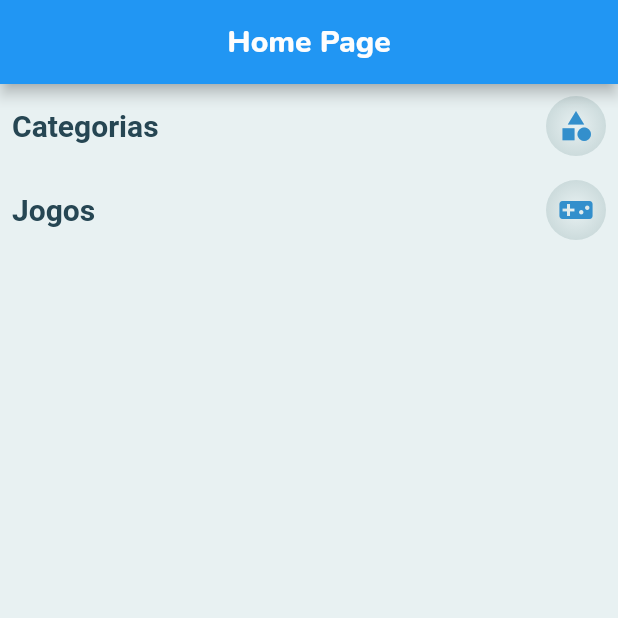
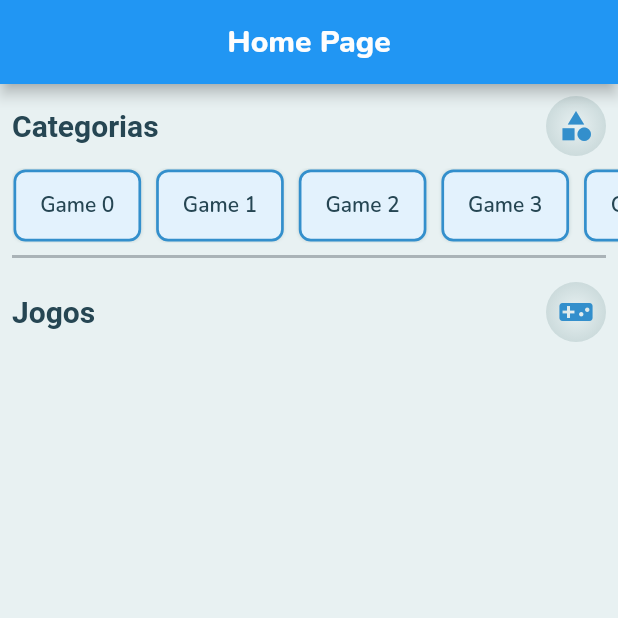
Before and after one commit to felipecastrosales/game, a Flutter app: the screen it shows after launch, on a phone screen of 412 x 824 dp, the top half of it. Run offline on Flutter 3.47's test engine with Material 2 defaults, Android fonts, the light colour scheme and no system bars; our stand-ins replace google_fonts.

Commit message:
creating CategoryTile and CustomDivider widgets

```diff
--- a/lib/app/core/colors/app_colors.dart
+++ b/lib/app/core/colors/app_colors.dart
@@ -2,7 +2,7 @@ import 'package:flutter/material.dart';
 
 class AppColors {
   static const primary = Color(0xff338fcc);
-  static const primaryLight = Color(0xffcaf0f8);
+  static const primaryLight = Color(0xffe3f2fd);
   static const secondary = Color(0xffDD1313);
   static const background = Color(0xffe8f1f2);
   static const backgroundDark = Color(0xffccdbdc);
@@ -10,5 +10,6 @@ class AppColors {
   static const text = Color(0xff264653);
   static const textLight = Color(0xfffdfdfd);
   static const grey = Color(0xff6c757d);
+  static final greyOpacity = AppColors.grey.withOpacity(0.5);
   static const transparent = Colors.transparent;
 }
--- a/lib/app/core/text/app_text_styles.dart
+++ b/lib/app/core/text/app_text_styles.dart
@@ -15,4 +15,16 @@ class AppTextStyles {
     fontWeight: FontWeight.w600,
     color: AppColors.text,
   );
+
+  static final categorySelected = GoogleFonts.nunito(
+    fontSize: 14,
+    fontWeight: FontWeight.w600,
+    color: AppColors.text,
+  );
+
+  static final categoryUnselected = GoogleFonts.nunito(
+    fontSize: 14,
+    fontWeight: FontWeight.w600,
+    color: AppColors.text,
+  );
 }
--- /dev/null
+++ b/lib/app/pages/home/components/category_tile.dart
@@ -0,0 +1,62 @@
+import 'package:flutter/material.dart';
+
+import 'package:game/app/core/colors/app_colors.dart';
+import 'package:game/app/core/text/app_text_styles.dart';
+
+class CategoryTile extends StatelessWidget {
+  final String name;
+  final bool isSelected;
+  final VoidCallback onTap;
+
+  const CategoryTile({
+    Key? key,
+    required this.name,
+    required this.isSelected,
+    required this.onTap,
+  }) : super(key: key);
+
+  @override
+  Widget build(BuildContext context) {
+    var colorSelected =
+        isSelected ? AppColors.primaryLight : AppColors.backgroundDark;
+    var borderSelected =
+        isSelected ? AppColors.primary : AppColors.backgroundDark;
+    var styleSelected = isSelected
+        ? AppTextStyles.categorySelected
+        : AppTextStyles.categoryUnselected;
+
+    return Material(
+      color: AppColors.transparent,
+      child: InkWell(
+        onTap: onTap,
+        borderRadius: BorderRadius.circular(8),
+        child: Container(
+          margin: const EdgeInsets.all(1),
+          padding: const EdgeInsets.symmetric(horizontal: 8),
+          decoration: BoxDecoration(
+            color: colorSelected,
+            borderRadius: BorderRadius.circular(8),
+            border: Border.all(
+              color: borderSelected,
+              width: 1.8,
+            ),
+            boxShadow: const [
+              BoxShadow(
+                color: AppColors.backgroundDark,
+                blurRadius: 1,
+              ),
+            ],
+          ),
+          child: Container(
+            padding: const EdgeInsets.symmetric(horizontal: 8),
+            alignment: Alignment.center,
+            child: Text(
+              name,
+              style: styleSelected,
+            ),
+          ),
+        ),
+      ),
+    );
+  }
+}
--- a/lib/app/pages/home/components/headers.dart
+++ b/lib/app/pages/home/components/headers.dart
@@ -32,7 +32,7 @@ class Headers extends StatelessWidget {
           Container(
             width: 40,
             height: 40,
-            padding: const EdgeInsets.all(8),
+            padding: const EdgeInsets.all(4),
             alignment: Alignment.center,
             decoration: const BoxDecoration(
               color: AppColors.backgroundDark,
--- a/lib/app/pages/home/home_page.dart
+++ b/lib/app/pages/home/home_page.dart
@@ -1,7 +1,9 @@
 import 'package:flutter/material.dart';
 import 'package:game/app/core/colors/app_colors.dart';
 import 'package:game/app/core/text/app_text_styles.dart';
+import 'package:game/app/widgets/custom_divider.dart';
 
+import 'components/category_tile.dart';
 import 'components/headers.dart';
 
 class HomePage extends StatelessWidget {
@@ -19,12 +21,32 @@ class HomePage extends StatelessWidget {
         ),
       ),
       body: Column(
-        children: const [
-          Headers(
+        children: [
+          const Headers(
             title: 'Categorias',
             icon: Icons.category,
           ),
-          Headers(
+          Container(
+            height: 50,
+            padding: const EdgeInsets.only(left: 8),
+            child: ListView.separated(
+              scrollDirection: Axis.horizontal,
+              itemCount: 10,
+              separatorBuilder: (_, __) => const SizedBox(width: 8),
+              itemBuilder: (context, index) {
+                return CategoryTile(
+                  name: 'Game $index',
+                  isSelected: true,
+                  onTap: () {},
+                );
+              },
+            ),
+          ),
+          const Padding(
+            padding: EdgeInsets.symmetric(horizontal: 8),
+            child: CustomDivider(2),
+          ),
+          const Headers(
             title: 'Jogos',
             icon: Icons.videogame_asset,
           ),
--- /dev/null
+++ b/lib/app/widgets/custom_divider.dart
@@ -0,0 +1,21 @@
+import 'package:flutter/material.dart';
+
+import 'package:game/app/core/colors/app_colors.dart';
+
+class CustomDivider extends StatelessWidget {
+  final double height;
+
+  const CustomDivider(
+    this.height, {
+    Key? key,
+  }) : super(key: key);
+
+  @override
+  Widget build(BuildContext context) {
+    return Container(
+      height: height,
+      margin: const EdgeInsets.symmetric(vertical: 8),
+      color: AppColors.greyOpacity,
+    );
+  }
+}
```
